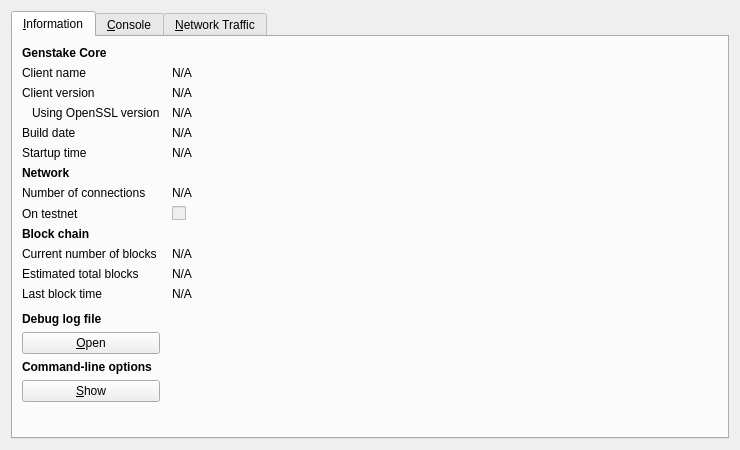
Qt form src/qt/forms/rpcconsole.ui (ultra-pool/g3nstake) before a commit.
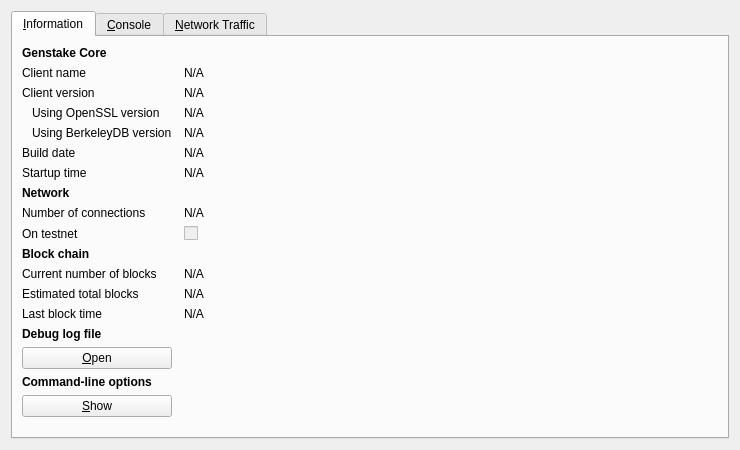
The same form after that commit. Icons and pictures are not drawn. Custom widgets are drawn as their Qt base class.

Commit message: Add Berkeley DB version display to debug.log & RPC Console.

The edit to the form file:
```diff
--- a/src/qt/forms/rpcconsole.ui
+++ b/src/qt/forms/rpcconsole.ui
@@ -113,13 +113,39 @@
         </widget>
        </item>
        <item row="4" column="0">
+        <widget class="QLabel" name="label_berkeleyDBVersion">
+         <property name="text">
+          <string>Using BerkeleyDB version</string>
+         </property>
+         <property name="indent">
+          <number>10</number>
+         </property>
+        </widget>
+       </item>
+       <item row="4" column="1">
+        <widget class="QLabel" name="berkeleyDBVersion">
+         <property name="cursor">
+          <cursorShape>IBeamCursor</cursorShape>
+         </property>
+         <property name="text">
+          <string>N/A</string>
+         </property>
+         <property name="textFormat">
+          <enum>Qt::PlainText</enum>
+         </property>
+         <property name="textInteractionFlags">
+          <set>Qt::LinksAccessibleByMouse|Qt::TextSelectableByKeyboard|Qt::TextSelectableByMouse</set>
+         </property>
+        </widget>
+       </item> 
+       <item row="5" column="0">
         <widget class="QLabel" name="label_12">
          <property name="text">
           <string>Build date</string>
          </property>
         </widget>
        </item>
-       <item row="4" column="1">
+       <item row="5" column="1">
         <widget class="QLabel" name="buildDate">
          <property name="cursor">
           <cursorShape>IBeamCursor</cursorShape>
@@ -135,14 +161,14 @@
          </property>
         </widget>
        </item>
-       <item row="5" column="0">
+       <item row="6" column="0">
         <widget class="QLabel" name="label_13">
          <property name="text">
           <string>Startup time</string>
          </property>
         </widget>
        </item>
-       <item row="5" column="1">
+       <item row="6" column="1">
         <widget class="QLabel" name="startupTime">
          <property name="cursor">
           <cursorShape>IBeamCursor</cursorShape>
@@ -158,7 +184,7 @@
          </property>
         </widget>
        </item>
-       <item row="6" column="0">
+       <item row="7" column="0">
         <widget class="QLabel" name="label_11">
          <property name="font">
           <font>
@@ -171,14 +197,14 @@
          </property>
         </widget>
        </item>
-       <item row="7" column="0">
+       <item row="8" column="0">
         <widget class="QLabel" name="label_7">
          <property name="text">
           <string>Number of connections</string>
          </property>
         </widget>
        </item>
-       <item row="7" column="1">
+       <item row="8" column="1">
         <widget class="QLabel" name="numberOfConnections">
          <property name="cursor">
           <cursorShape>IBeamCursor</cursorShape>
@@ -194,14 +220,14 @@
          </property>
         </widget>
        </item>
-       <item row="8" column="0">
+       <item row="9" column="0">
         <widget class="QLabel" name="label_8">
          <property name="text">
           <string>On testnet</string>
          </property>
         </widget>
        </item>
-       <item row="8" column="1">
+       <item row="9" column="1">
         <widget class="QCheckBox" name="isTestNet">
          <property name="enabled">
           <bool>false</bool>
@@ -211,7 +237,7 @@
          </property>
         </widget>
        </item>
-       <item row="9" column="0">
+       <item row="10" column="0">
         <widget class="QLabel" name="label_10">
          <property name="font">
           <font>
@@ -224,14 +250,14 @@
          </property>
         </widget>
        </item>
-       <item row="10" column="0">
+       <item row="11" column="0">
         <widget class="QLabel" name="label_3">
          <property name="text">
           <string>Current number of blocks</string>
          </property>
         </widget>
        </item>
-       <item row="10" column="1">
+       <item row="11" column="1">
         <widget class="QLabel" name="numberOfBlocks">
          <property name="cursor">
           <cursorShape>IBeamCursor</cursorShape>
@@ -247,14 +273,14 @@
          </property>
         </widget>
        </item>
-       <item row="11" column="0">
+       <item row="12" column="0">
         <widget class="QLabel" name="label_4">
          <property name="text">
           <string>Estimated total blocks</string>
          </property>
         </widget>
        </item>
-       <item row="11" column="1">
+       <item row="12" column="1">
         <widget class="QLabel" name="totalBlocks">
          <property name="cursor">
           <cursorShape>IBeamCursor</cursorShape>
@@ -270,14 +296,14 @@
          </property>
         </widget>
        </item>
-       <item row="12" column="0">
+       <item row="13" column="0">
         <widget class="QLabel" name="label_2">
          <property name="text">
           <string>Last block time</string>
          </property>
         </widget>
        </item>
-       <item row="12" column="1">
+       <item row="13" column="1">
         <widget class="QLabel" name="lastBlockTime">
          <property name="cursor">
           <cursorShape>IBeamCursor</cursorShape>
@@ -293,7 +319,7 @@
          </property>
         </widget>
        </item>
-       <item row="13" column="0">
+       <item row="14" column="0">
         <spacer name="verticalSpacer_2">
          <property name="orientation">
           <enum>Qt::Vertical</enum>
@@ -306,7 +332,7 @@
          </property>
         </spacer>
        </item>
-       <item row="14" column="0">
+       <item row="15" column="0">
         <widget class="QLabel" name="labelDebugLogfile">
          <property name="font">
           <font>
@@ -319,7 +345,7 @@
          </property>
         </widget>
        </item>
-       <item row="15" column="0">
+       <item row="16" column="0">
         <widget class="QPushButton" name="openDebugLogfileButton">
          <property name="toolTip">
           <string>Open the Genstake debug log file from the current data directory. This can take a few seconds for large log files.</string>
@@ -332,7 +358,7 @@
          </property>
         </widget>
        </item>
-       <item row="16" column="0">
+       <item row="17" column="0">
         <widget class="QLabel" name="labelCLOptions">
          <property name="font">
           <font>
@@ -345,7 +371,7 @@
          </property>
         </widget>
        </item>
-       <item row="17" column="0">
+       <item row="18" column="0">
         <widget class="QPushButton" name="showCLOptionsButton">
          <property name="toolTip">
           <string>Show the Genstake-Qt help message to get a list with possible Genstake command-line options.</string>
@@ -358,7 +384,7 @@
          </property>
         </widget>
        </item>
-       <item row="18" column="0">
+       <item row="19" column="0">
         <spacer name="verticalSpacer">
          <property name="orientation">
           <enum>Qt::Vertical</enum>
```
The commit also changes 2 other files.
